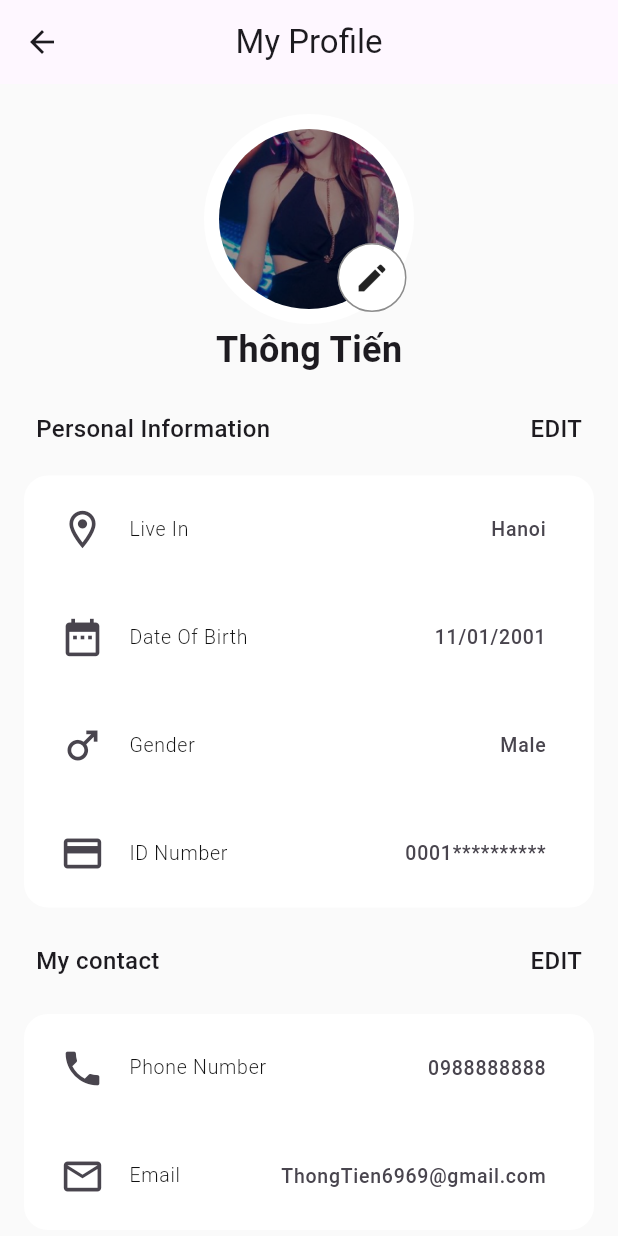
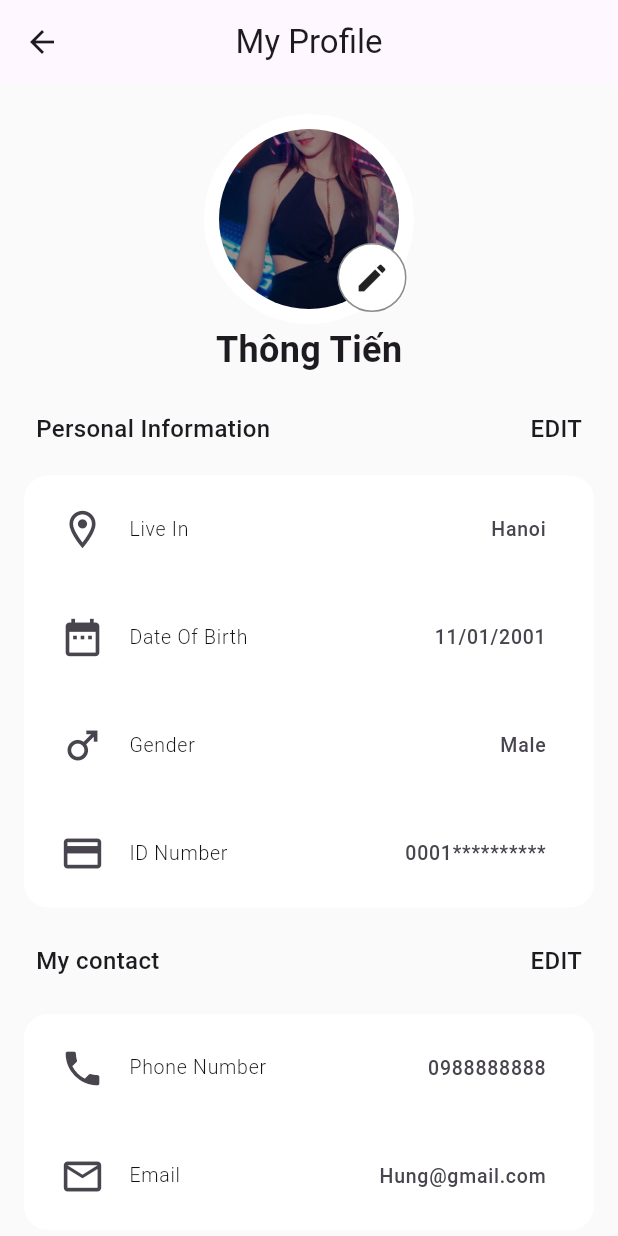
Before and after one commit to tthung14/musicapp, a Flutter app: the MyProfile screen opened directly, after a tap on "My Profile", on a phone screen of 412 x 824 dp. Run offline on Flutter 3.47's test engine with Material 2 defaults, Android fonts, the phone set to English and light mode, and no system bars; our stand-ins replace audio_service, audioplayers, dio, event_bus, flutter_bloc, flutter_easyloading and 9 more; generated files the repository leaves out were written again; project files that could hold a hidden picture were left out.

Commit message:
sửa tên

```diff
--- a/lib/screen/profile/my_profile.dart
+++ b/lib/screen/profile/my_profile.dart
@@ -91,7 +91,7 @@ class _MyProfileState extends State<MyProfile> {
             ),
             const Center(
               child: Text(
-                'Nguyễn Thông Tiến',
+                'Trần Tuấn Hùng',
                 style: TextStyle(fontSize: 24, fontWeight: FontWeight.w600),
               ),
             ),
--- a/lib/screen/profile/widget/profile.dart
+++ b/lib/screen/profile/widget/profile.dart
@@ -225,7 +225,7 @@ class _ProfileState extends State<Profile> {
                           onPress: () {},
                           title: 'Email',
                           training: const Text(
-                            'ThongTien6969@gmail.com',
+                            'Hung@gmail.com',
                             style: TextStyle(
                                 fontSize: 13, fontWeight: FontWeight.w500),
                           )),
```
